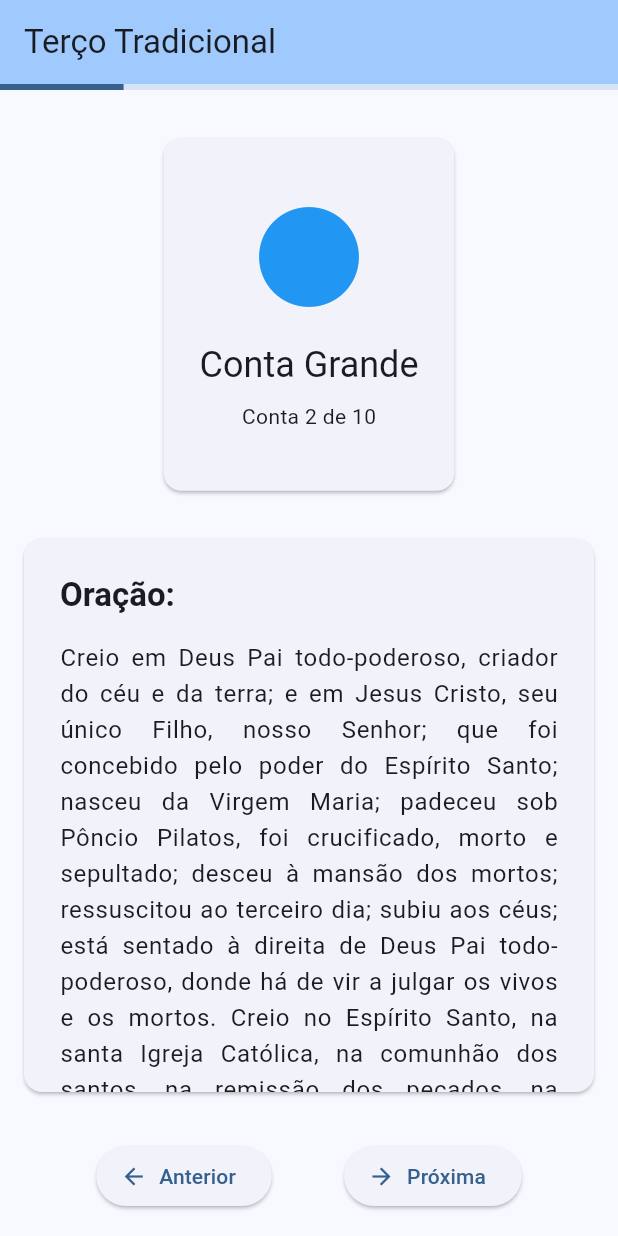
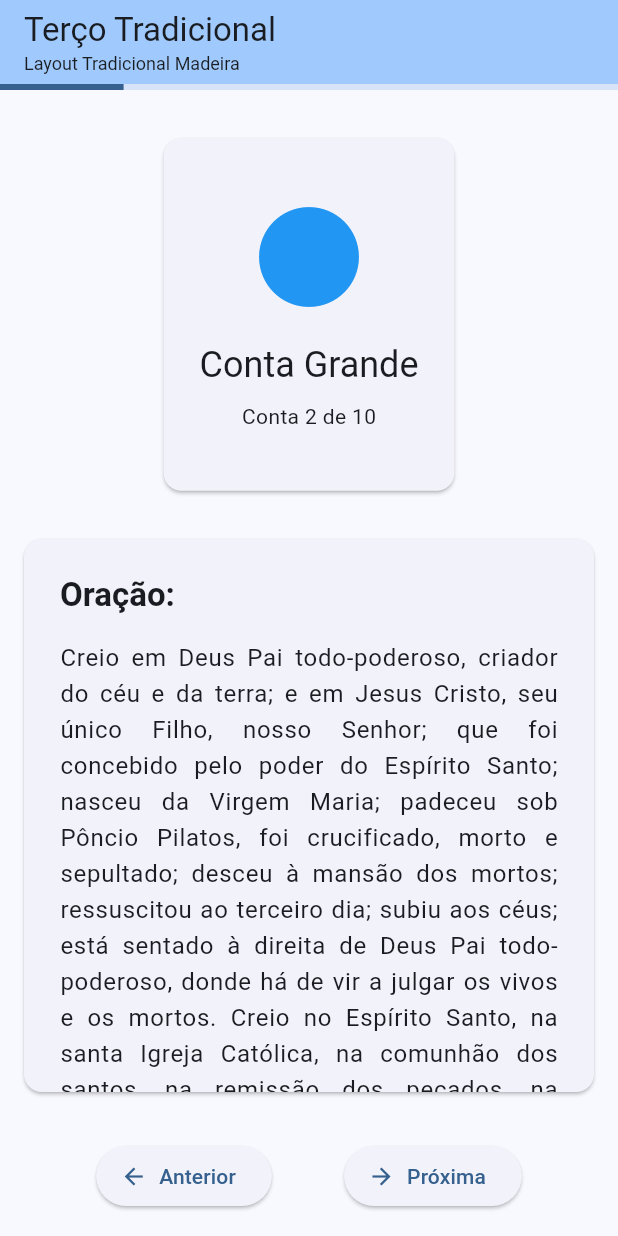
Before and after one commit to guilhermetog/santo-terco, a Flutter app: the screen it shows after launch, after a tap on "Próxima", on a phone screen of 412 x 824 dp. Run offline on Flutter 3.47's test engine with Material 3 defaults, Android fonts, the phone set to English and light mode, and no system bars.

Commit message:
Separate rosary content from visual layout
Co-authored-by: guilhermetog <26307271+guilhermetog@users.noreply.github.com>

```diff
--- /dev/null
+++ b/assets/data/layout_tradicional.json
@@ -0,0 +1,10 @@
+{
+  "nome": "Layout Tradicional Madeira",
+  "descricao": "Visual tradicional com contas de madeira",
+  "assets": {
+    "cruz": "assets/images/cruz.png",
+    "conta_grande": "assets/images/conta_grande.png",
+    "conta_pequena": "assets/images/conta_pequena.png",
+    "fundo": "assets/images/fundo.png"
+  }
+}
--- a/lib/models/terco.dart
+++ b/lib/models/terco.dart
@@ -1,17 +1,15 @@
 import 'conta.dart';
 
-/// Modelo do terço completo
+/// Modelo do conteúdo do terço (orações e sequência de contas)
 class Terco {
   final String nome;
   final String descricao;
   final List<Conta> contas;
-  final Map<String, String> assets;
 
   const Terco({
     required this.nome,
     required this.descricao,
     required this.contas,
-    required this.assets,
   });
 
   factory Terco.fromJson(Map<String, dynamic> json) {
@@ -22,7 +20,6 @@ class Terco {
               ?.map((c) => Conta.fromJson(c as Map<String, dynamic>))
               .toList() ??
           [],
-      assets: Map<String, String>.from(json['assets'] ?? {}),
     );
   }
 
@@ -31,7 +28,6 @@ class Terco {
       'nome': nome,
       'descricao': descricao,
       'contas': contas.map((c) => c.toJson()).toList(),
-      'assets': assets,
     };
   }
 }
--- /dev/null
+++ b/lib/models/terco_layout.dart
@@ -0,0 +1,28 @@
+/// Modelo de layout visual do terço
+class TercoLayout {
+  final String nome;
+  final String descricao;
+  final Map<String, String> assets;
+
+  const TercoLayout({
+    required this.nome,
+    required this.descricao,
+    required this.assets,
+  });
+
+  factory TercoLayout.fromJson(Map<String, dynamic> json) {
+    return TercoLayout(
+      nome: json['nome'] ?? '',
+      descricao: json['descricao'] ?? '',
+      assets: Map<String, String>.from(json['assets'] ?? {}),
+    );
+  }
+
+  Map<String, dynamic> toJson() {
+    return {
+      'nome': nome,
+      'descricao': descricao,
+      'assets': assets,
+    };
+  }
+}
--- a/lib/screens/home_screen.dart
+++ b/lib/screens/home_screen.dart
@@ -1,5 +1,6 @@
 import 'package:flutter/material.dart';
 import '../models/terco.dart';
+import '../models/terco_layout.dart';
 import '../models/conta.dart';
 import '../services/terco_service.dart';
 import '../widgets/conta_widget.dart';
@@ -15,6 +16,7 @@ class HomeScreen extends StatefulWidget {
 class _HomeScreenState extends State<HomeScreen> {
   final TercoService _tercoService = TercoService();
   Terco? _terco;
+  TercoLayout? _layout;
   int _contaAtual = 0;
   bool _isLoading = true;
   String? _errorMessage;
@@ -27,9 +29,13 @@ class _HomeScreenState extends State<HomeScreen> {
 
   Future<void> _carregarTerco() async {
     try {
-      final terco = await _tercoService.carregarTerco('assets/data/terco_exemplo.json');
+      // Carrega conteúdo e layout separadamente
+      final terco = await _tercoService.carregarConteudo('assets/data/terco_conteudo.json');
+      final layout = await _tercoService.carregarLayout('assets/data/layout_tradicional.json');
+
       setState(() {
         _terco = terco;
+        _layout = layout;
         _isLoading = false;
       });
     } catch (e) {
@@ -82,7 +88,7 @@ class _HomeScreenState extends State<HomeScreen> {
                 ),
                 const SizedBox(height: 8),
                 const Text(
-                  'Verifique se o arquivo de dados existe e está no formato correto.',
+                  'Verifique se os arquivos de dados existem e estão no formato correto.',
                   textAlign: TextAlign.center,
                 ),
                 const SizedBox(height: 16),
@@ -110,7 +116,17 @@ class _HomeScreenState extends State<HomeScreen> {
 
     return Scaffold(
       appBar: AppBar(
-        title: Text(_terco!.nome),
+        title: Column(
+          crossAxisAlignment: CrossAxisAlignment.start,
+          children: [
+            Text(_terco!.nome),
+            if (_layout != null)
+              Text(
+                _layout!.nome,
+                style: const TextStyle(fontSize: 12),
+              ),
+          ],
+        ),
         backgroundColor: Theme.of(context).colorScheme.inversePrimary,
       ),
       body: Column(
--- a/lib/services/terco_service.dart
+++ b/lib/services/terco_service.dart
@@ -1,17 +1,35 @@
 import 'dart:convert';
 import 'package:flutter/services.dart';
 import '../models/terco.dart';
+import '../models/terco_layout.dart';
 
 /// Serviço para carregar dados do terço
 class TercoService {
-  /// Carrega o modelo do terço a partir de um arquivo JSON
-  Future<Terco> carregarTerco(String assetPath) async {
+  /// Carrega o conteúdo do terço a partir de um arquivo JSON
+  Future<Terco> carregarConteudo(String assetPath) async {
     try {
       final String jsonString = await rootBundle.loadString(assetPath);
       final Map<String, dynamic> jsonData = json.decode(jsonString);
       return Terco.fromJson(jsonData);
     } catch (e, stackTrace) {
-      throw Exception('Erro ao carregar terço de $assetPath: $e\n$stackTrace');
+      throw Exception('Erro ao carregar conteúdo do terço de $assetPath: $e\n$stackTrace');
     }
   }
+
+  /// Carrega o layout visual do terço a partir de um arquivo JSON
+  Future<TercoLayout> carregarLayout(String assetPath) async {
+    try {
+      final String jsonString = await rootBundle.loadString(assetPath);
+      final Map<String, dynamic> jsonData = json.decode(jsonString);
+      return TercoLayout.fromJson(jsonData);
+    } catch (e, stackTrace) {
+      throw Exception('Erro ao carregar layout do terço de $assetPath: $e\n$stackTrace');
+    }
+  }
+
+  /// Carrega o modelo do terço a partir de um arquivo JSON (mantido para compatibilidade)
+  @Deprecated('Use carregarConteudo() e carregarLayout() separadamente')
+  Future<Terco> carregarTerco(String assetPath) async {
+    return carregarConteudo(assetPath);
+  }
 }
```
Also changed, not shown: assets/data/layout_moderno.json (added, +10 -0 lines), assets/data/terco_conteudo.json (added, +78 -0 lines).
